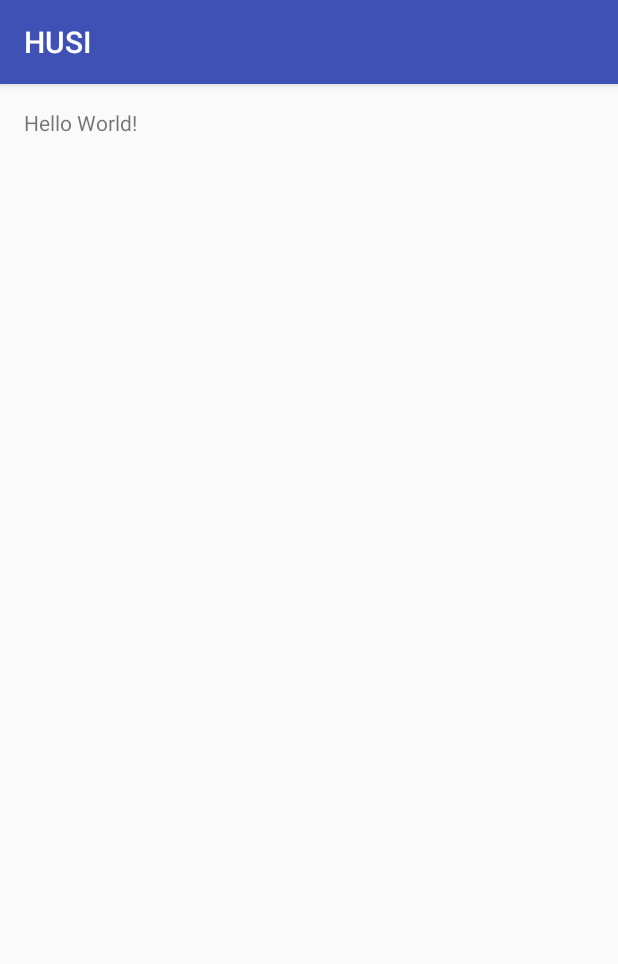
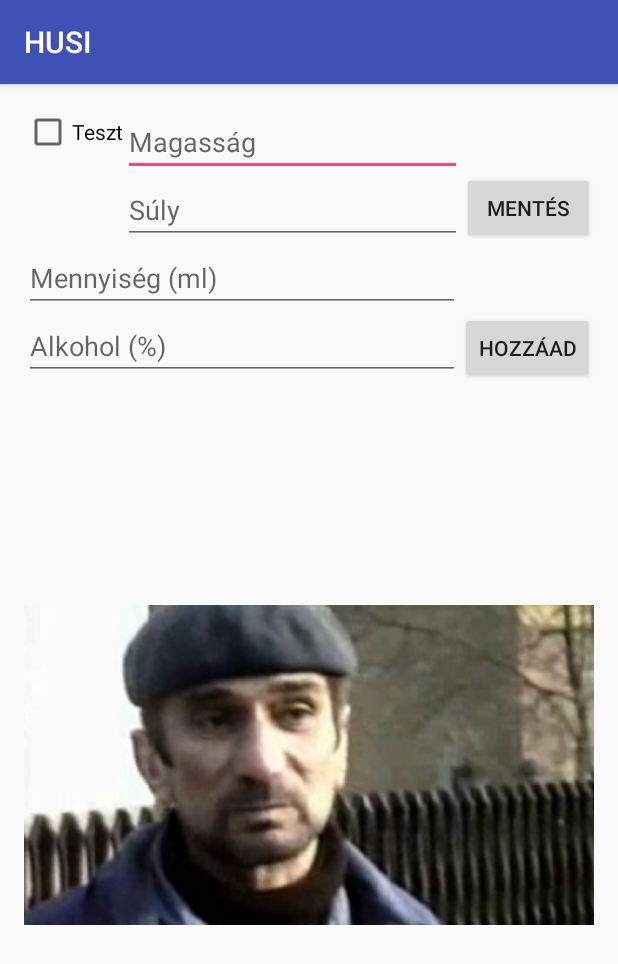
Before and after one commit to eke-android/HUSI, an Android app: the screen it shows after launch (MainActivity), on a phone screen of 412 x 824 dp. Shown: the top 964 px of the screen. Run offline under Robolectric (Android 15) with nearby library versions, the phone set to English and light mode, and no system bars.

Commit message:
Basic event handling for add button added

```diff
--- a/HUSI/app/src/main/AndroidManifest.xml
+++ b/HUSI/app/src/main/AndroidManifest.xml
@@ -8,7 +8,8 @@
         android:label="@string/app_name"
         android:supportsRtl="true"
         android:theme="@style/AppTheme">
-        <activity android:name=".MainActivity">
+        <activity android:name=".MainActivity"
+            android:screenOrientation="portrait">
             <intent-filter>
                 <action android:name="android.intent.action.MAIN" />
 
--- a/HUSI/app/src/main/java/hu/paprikapp/husi/MainActivity.java
+++ b/HUSI/app/src/main/java/hu/paprikapp/husi/MainActivity.java
@@ -1,7 +1,14 @@
 package hu.paprikapp.husi;
 
+import android.os.Bundle;
 import android.support.v7.app.AppCompatActivity;
-import android.os.Bundle;
+import android.view.View;
+import android.widget.Button;
+import android.widget.CheckBox;
+import android.widget.CompoundButton;
+import android.widget.EditText;
+import android.widget.TextView;
+import android.widget.Toast;
 
 public class MainActivity extends AppCompatActivity {
 
@@ -9,5 +16,29 @@ public class MainActivity extends AppCompatActivity {
     protected void onCreate(Bundle savedInstanceState) {
         super.onCreate(savedInstanceState);
         setContentView(R.layout.activity_main);
+
+        final EditText volume = (EditText) findViewById(R.id.volume);
+        final EditText alcohol = (EditText) findViewById(R.id.alcohol);
+        final Button addButton = (Button) findViewById(R.id.add_button);
+        final TextView listText = (TextView) findViewById(R.id.list_textView);
+
+        CheckBox checkbox = (CheckBox) findViewById(R.id.test_check);
+        checkbox.setOnCheckedChangeListener(new CompoundButton.OnCheckedChangeListener() {
+            @Override
+            public void onCheckedChanged(CompoundButton buttonView, boolean isChecked) {
+                Toast.makeText(MainActivity.this, "IsChecked: " + String.valueOf(isChecked), Toast.LENGTH_LONG).show();
+                addButton.setEnabled(isChecked);
+            }
+        });
+
+        addButton.setOnClickListener(new View.OnClickListener() {
+            @Override
+            public void onClick(View v) {
+                String volumeStr = volume.getText().toString();
+                String alcoholStr = alcohol.getText().toString();
+                String volumeAlc = String.format("%s ml - %s%%", volumeStr, alcoholStr);
+                listText.setText(volumeAlc + "\n" + listText.getText().toString());
+            }
+        });
     }
 }
--- a/HUSI/app/src/main/res/layout/activity_main.xml
+++ b/HUSI/app/src/main/res/layout/activity_main.xml
@@ -1,6 +1,10 @@
 <?xml version="1.0" encoding="utf-8"?>
-<RelativeLayout xmlns:android="http://schemas.android.com/apk/res/android"
+<ScrollView xmlns:android="http://schemas.android.com/apk/res/android"
     xmlns:tools="http://schemas.android.com/tools"
+    android:layout_width="match_parent"
+    android:layout_height="match_parent">
+
+    <RelativeLayout
         android:layout_width="match_parent"
         android:layout_height="match_parent"
         android:paddingBottom="@dimen/activity_vertical_margin"
@@ -9,8 +13,93 @@
         android:paddingTop="@dimen/activity_vertical_margin"
         tools:context="hu.paprikapp.husi.MainActivity">
 
-    <TextView
+        <LinearLayout
+            android:id="@+id/user_layout"
+            android:layout_width="match_parent"
+            android:layout_height="wrap_content"
+            android:orientation="horizontal">
+
+            <CheckBox
+                android:id="@+id/test_check"
                 android:layout_width="wrap_content"
                 android:layout_height="wrap_content"
-        android:text="Hello World!" />
+                android:text="Teszt"/>
+
+            <LinearLayout
+                android:layout_width="0dp"
+                android:layout_height="wrap_content"
+                android:layout_weight="0.75"
+                android:orientation="vertical">
+
+                <EditText
+                    android:id="@+id/height"
+                    android:layout_width="match_parent"
+                    android:layout_height="wrap_content"
+                    android:hint="@string/height" />
+
+                <EditText
+                    android:id="@+id/weight"
+                    android:layout_width="match_parent"
+                    android:layout_height="wrap_content"
+                    android:hint="@string/weight" />
+            </LinearLayout>
+
+            <Button
+                android:id="@+id/save"
+                android:layout_width="wrap_content"
+                android:layout_height="wrap_content"
+                android:layout_gravity="bottom"
+                android:text="@string/save" />
+
+        </LinearLayout>
+
+        <RelativeLayout
+            android:id="@+id/alcohol_layout"
+            android:layout_width="match_parent"
+            android:layout_height="wrap_content"
+            android:layout_below="@+id/user_layout">
+
+            <EditText
+                android:id="@+id/volume"
+                android:layout_width="wrap_content"
+                android:layout_height="wrap_content"
+                android:layout_alignParentLeft="true"
+                android:layout_toLeftOf="@+id/add_button"
+                android:hint="Mennyiség (ml)" />
+
+            <EditText
+                android:id="@+id/alcohol"
+                android:layout_width="match_parent"
+                android:layout_height="wrap_content"
+                android:layout_alignParentLeft="true"
+                android:layout_below="@+id/volume"
+                android:layout_toLeftOf="@+id/add_button"
+                android:hint="Alkohol (%)" />
+
+            <Button
+                android:id="@+id/add_button"
+                android:layout_width="wrap_content"
+                android:layout_height="wrap_content"
+                android:layout_alignParentRight="true"
+                android:layout_below="@+id/volume"
+                android:text="Hozzáad" />
+
         </RelativeLayout>
+
+        <TextView
+            android:id="@+id/list_textView"
+            android:layout_width="match_parent"
+            android:layout_height="wrap_content"
+            android:layout_below="@+id/alcohol_layout"
+            android:lines="3"
+            android:maxLines="3" />
+
+        <ImageView
+            android:id="@+id/level_image"
+            android:layout_width="wrap_content"
+            android:layout_height="wrap_content"
+            android:layout_below="@+id/list_textView"
+            android:src="@drawable/level1" />
+
+    </RelativeLayout>
+</ScrollView>
--- a/HUSI/app/src/main/res/values/strings.xml
+++ b/HUSI/app/src/main/res/values/strings.xml
@@ -1,3 +1,6 @@
 <resources>
     <string name="app_name">HUSI</string>
+    <string name="height">Magasság</string>
+    <string name="weight">Súly</string>
+    <string name="save">Mentés</string>
 </resources>
```
Also changed, not shown: HUSI/app/src/main/ic_launcher-web.png (added), HUSI/app/src/main/res/drawable/level1.jpg (added), HUSI/app/src/main/res/drawable/level2.jpg (added), HUSI/app/src/main/res/drawable/level3.jpg (added), HUSI/app/src/main/res/drawable/level4.jpg (added), HUSI/app/src/main/res/drawable/level5.jpg (added), HUSI/app/src/main/res/mipmap-hdpi/ic_launcher.png, HUSI/app/src/main/res/mipmap-mdpi/ic_launcher.png, HUSI/app/src/main/res/mipmap-xhdpi/ic_launcher.png, HUSI/app/src/main/res/mipmap-xxhdpi/ic_launcher.png, HUSI/app/src/main/res/mipmap-xxxhdpi/ic_launcher.png. Lines whose indentation alone changed are shown as unchanged.
